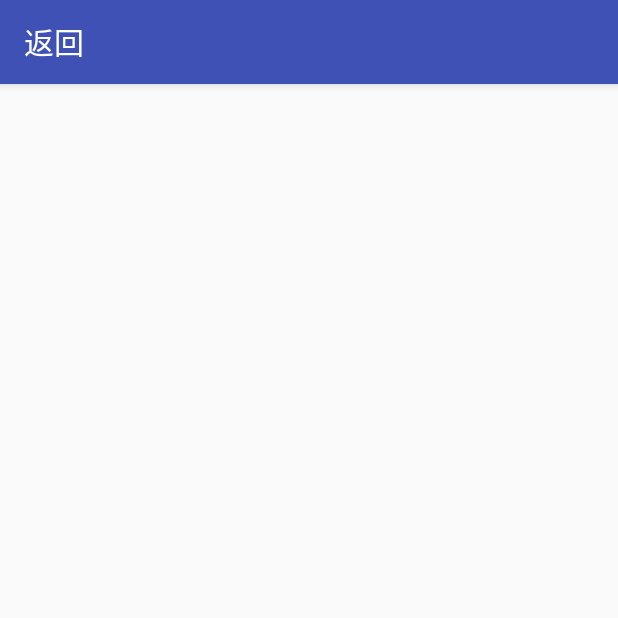
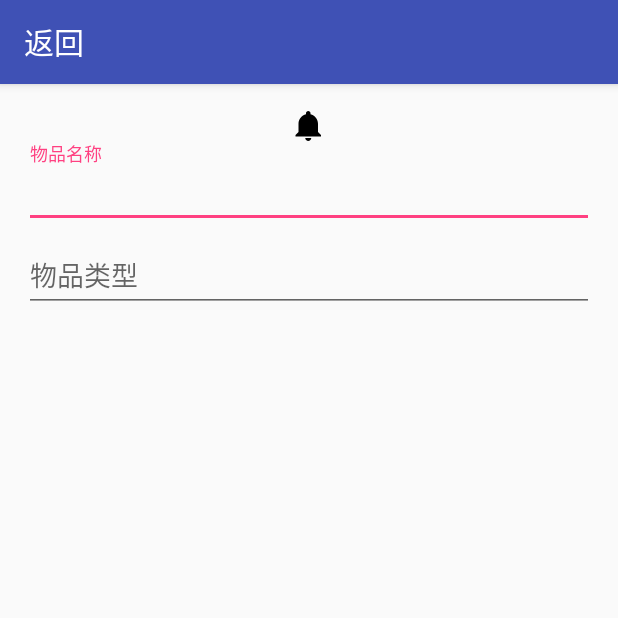
Before and after one commit to CNBOB/GuoQiLa, an Android app: the AddItemActivity screen opened directly, with no data from a screen before it, on a phone screen of 412 x 824 dp, the top half of it. Run offline under Robolectric (Android 15) with nearby library versions, the phone set to English and light mode, and no system bars.

Commit message:
0718,x230

```diff
--- a/app/src/main/res/layout/activity_add_item.xml
+++ b/app/src/main/res/layout/activity_add_item.xml
@@ -9,4 +9,43 @@
     android:paddingTop="@dimen/activity_vertical_margin"
     tools:context="com.namilili.guoqila.AddItemActivity">
 
+    <ImageView
+        android:id="@+id/itemImage"
+        android:layout_width="wrap_content"
+        android:layout_height="wrap_content"
+        android:layout_centerHorizontal="true"
+        android:src="@drawable/ic_notifications_black_24dp"/>
+
+    <android.support.design.widget.TextInputLayout
+        android:id="@+id/name"
+        android:layout_width="match_parent"
+        android:layout_height="wrap_content"
+        android:layout_below="@id/itemImage">
+
+        <AutoCompleteTextView
+            android:id="@+id/itemName"
+            android:layout_width="match_parent"
+            android:layout_height="wrap_content"
+            android:hint="@string/add_item_name"
+            android:maxLines="1"
+            android:singleLine="true" />
+
+    </android.support.design.widget.TextInputLayout>
+
+    <android.support.design.widget.TextInputLayout
+        android:id="@+id/type"
+        android:layout_width="match_parent"
+        android:layout_height="wrap_content"
+        android:layout_below="@+id/name">
+
+        <AutoCompleteTextView
+            android:id="@+id/itemType"
+            android:layout_width="match_parent"
+            android:layout_height="wrap_content"
+            android:hint="@string/add_item_type"
+            android:maxLines="1"
+            android:singleLine="true" />
+
+    </android.support.design.widget.TextInputLayout>
+
 </RelativeLayout>
--- a/app/src/main/res/layout/content_main.xml
+++ b/app/src/main/res/layout/content_main.xml
@@ -12,4 +12,9 @@
     tools:context="com.namilili.guoqila.MainActivity"
     tools:showIn="@layout/activity_main">
 
+    <TextView
+        android:layout_width="wrap_content"
+        android:layout_height="wrap_content"
+        android:text="@string/app_name"/>
+
 </RelativeLayout>
--- a/app/src/main/res/values/strings.xml
+++ b/app/src/main/res/values/strings.xml
@@ -9,7 +9,7 @@
     <string name="action_register">注册</string>
     <string name="action_settings">设置</string>
     <string name="action_sign_in_short">登录</string>
-    <string name="error_invalid_email">This email address is invalid</string>
+    <string name="error_invalid_email">亲,输入的邮箱不对</string>
     <string name="error_invalid_phone">输入的手机号有误</string>
     <string name="error_invalid_password">密码太短了</string>
     <string name="error_incorrect_password">密码错了</string>
@@ -21,7 +21,11 @@
     <string name="title_activity_register">注册</string>
     <string name="title_activity_add_item">新增</string>
     <string name="title_return">返回</string>
-    <string name="title_activity_settings">Settings</string>
+    <string name="title_activity_settings">设置</string>
+
+    <string name="add_item_name">物品名称</string>
+    <string name="add_item_type">物品类型</string>
+    <string name="add_item_exp_date">有效期</string>
 
     <!-- Strings related to Settings -->
 
```
Also changed, not shown: app/src/main/AndroidManifest.xml (+6 -2 lines), app/src/main/java/com/namilili/guoqila/MainActivity.java (+13 -0 lines), app/src/main/java/com/namilili/guoqila/RegisterActivity.java (+12 -0 lines), app/src/main/java/com/namilili/guoqila/SettingsActivity.java (+13 -0 lines).
